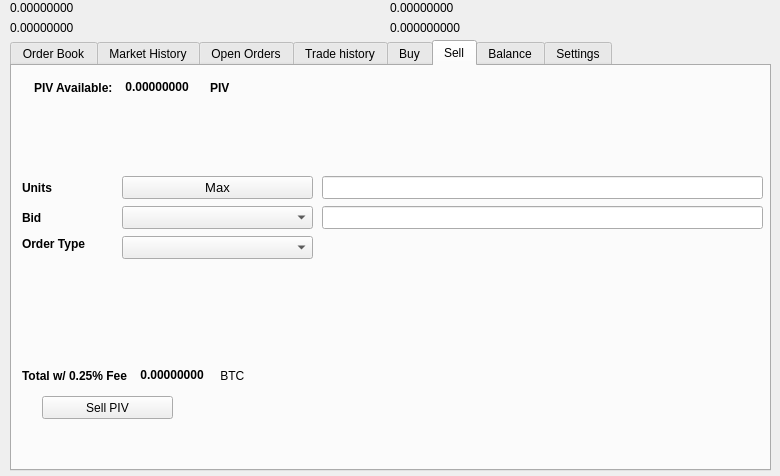
Qt form src/qt/forms/tradingdialog.ui (Bittoriumv2/Bittorium) before a commit.
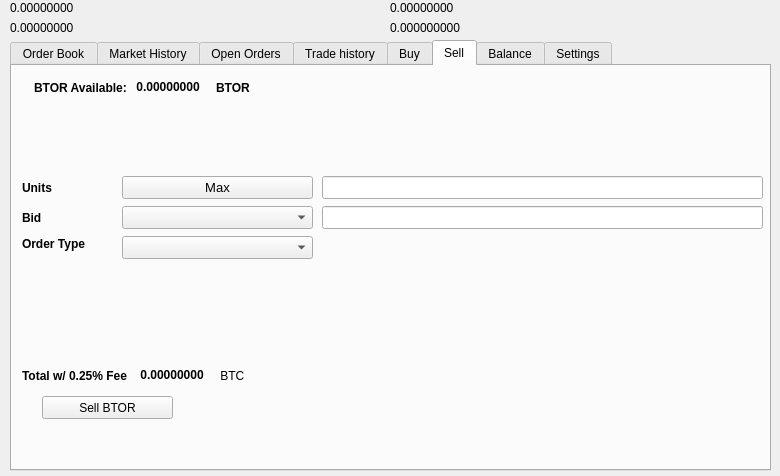
The same form after that commit. The open tabs and pages were chosen to show the change. Icons and pictures are not drawn.

```diff
--- a/src/qt/forms/tradingdialog.ui
+++ b/src/qt/forms/tradingdialog.ui
@@ -1751,7 +1751,7 @@
       </rect>
      </property>
      <property name="text">
-      <string>Sell PIV</string>
+      <string>Sell BTOR</string>
      </property>
      <property name="icon">
       <iconset resource="../bittorium">
@@ -1777,7 +1777,7 @@
          </font>
         </property>
         <property name="text">
-         <string>PIV Available:</string>
+         <string>BTOR Available:</string>
         </property>
        </widget>
       </item>
@@ -2221,7 +2221,7 @@
          </font>
         </property>
         <property name="text">
-         <string>PIV</string>
+         <string>BTOR</string>
         </property>
        </widget>
       </item>
```
Left out of the diff: 34 changed lines with no effect on the pictures.
